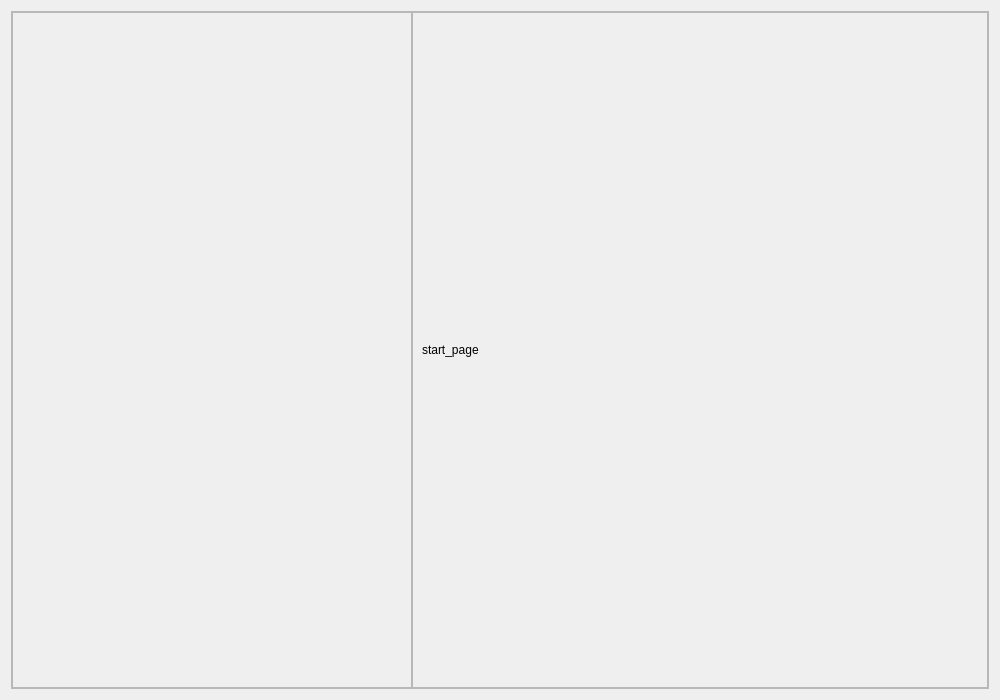
This is code/ui/start_page.ui in EON-DC/gwd_travel_planner as Qt 5 draws it before an edit. The edited form follows.
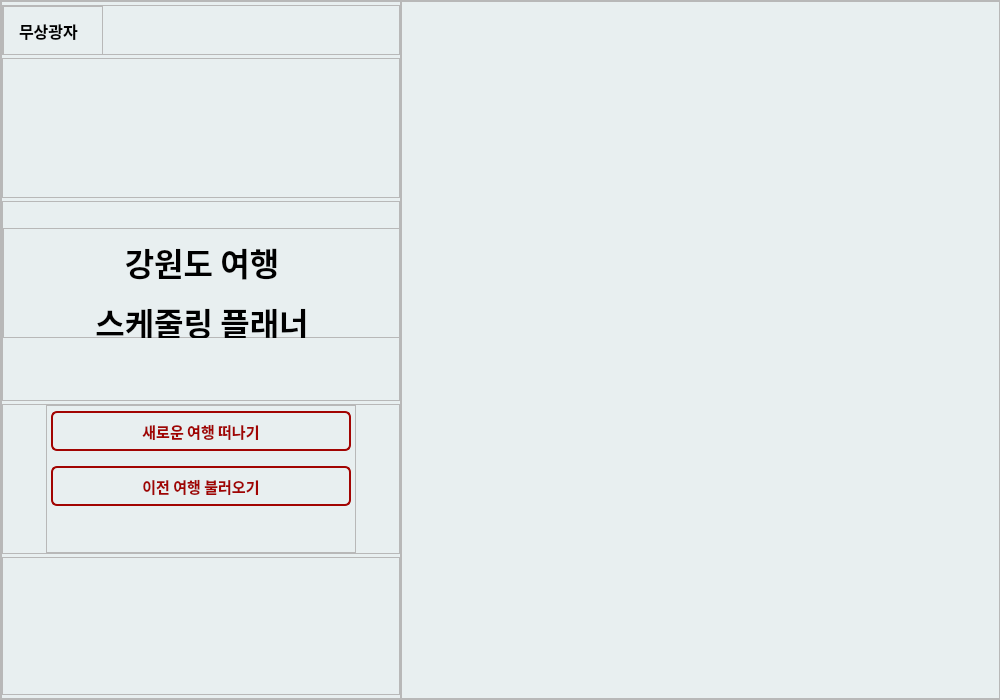
This is the edited form. Icons and pictures are not drawn.

```diff
--- a/code/ui/start_page.ui
+++ b/code/ui/start_page.ui
@@ -25,7 +25,36 @@
   <property name="windowTitle">
    <string>Form</string>
   </property>
+  <property name="styleSheet">
+   <string notr="true">#start_page {background-color: #e8eff0;}
+#btn_new_trip{
+border-radius: 6px;
+border: 2px solid #a20402;
+color: #a20402;
+}
+#btn_prev_trip{
+border-radius: 6px;
+border: 2px solid #a20402;
+color: #a20402;
+}
+</string>
+  </property>
   <layout class="QVBoxLayout" name="verticalLayout">
+   <property name="spacing">
+    <number>0</number>
+   </property>
+   <property name="leftMargin">
+    <number>0</number>
+   </property>
+   <property name="topMargin">
+    <number>0</number>
+   </property>
+   <property name="rightMargin">
+    <number>0</number>
+   </property>
+   <property name="bottomMargin">
+    <number>0</number>
+   </property>
    <item>
     <widget class="QFrame" name="frame">
      <property name="frameShape">
@@ -51,7 +80,7 @@
        <number>0</number>
       </property>
       <item>
-       <widget class="QFrame" name="frame_2">
+       <widget class="QFrame" name="left_frame">
         <property name="minimumSize">
          <size>
           <width>400</width>
@@ -70,13 +99,440 @@
         <property name="frameShadow">
          <enum>QFrame::Raised</enum>
         </property>
+        <layout class="QVBoxLayout" name="verticalLayout_2">
+         <property name="spacing">
+          <number>0</number>
+         </property>
+         <property name="leftMargin">
+          <number>0</number>
+         </property>
+         <property name="topMargin">
+          <number>0</number>
+         </property>
+         <property name="rightMargin">
+          <number>0</number>
+         </property>
+         <property name="bottomMargin">
+          <number>0</number>
+         </property>
+         <item>
+          <widget class="QFrame" name="logo_frame_1">
+           <property name="minimumSize">
+            <size>
+             <width>0</width>
+             <height>50</height>
+            </size>
+           </property>
+           <property name="maximumSize">
+            <size>
+             <width>16777215</width>
+             <height>50</height>
+            </size>
+           </property>
+           <property name="frameShape">
+            <enum>QFrame::StyledPanel</enum>
+           </property>
+           <property name="frameShadow">
+            <enum>QFrame::Raised</enum>
+           </property>
+           <layout class="QHBoxLayout" name="horizontalLayout_3">
+            <property name="spacing">
+             <number>0</number>
+            </property>
+            <property name="leftMargin">
+             <number>0</number>
+            </property>
+            <property name="topMargin">
+             <number>0</number>
+            </property>
+            <property name="rightMargin">
+             <number>0</number>
+            </property>
+            <property name="bottomMargin">
+             <number>0</number>
+            </property>
+            <item>
+             <widget class="QFrame" name="logo_frame_2">
+              <property name="minimumSize">
+               <size>
+                <width>100</width>
+                <height>50</height>
+               </size>
+              </property>
+              <property name="maximumSize">
+               <size>
+                <width>100</width>
+                <height>50</height>
+               </size>
+              </property>
+              <property name="frameShape">
+               <enum>QFrame::StyledPanel</enum>
+              </property>
+              <property name="frameShadow">
+               <enum>QFrame::Raised</enum>
+              </property>
+              <layout class="QHBoxLayout" name="horizontalLayout_5">
+               <property name="spacing">
+                <number>0</number>
+               </property>
+               <property name="leftMargin">
+                <number>15</number>
+               </property>
+               <property name="topMargin">
+                <number>0</number>
+               </property>
+               <property name="rightMargin">
+                <number>0</number>
+               </property>
+               <property name="bottomMargin">
+                <number>0</number>
+               </property>
+               <item>
+                <widget class="QLabel" name="logo">
+                 <property name="minimumSize">
+                  <size>
+                   <width>80</width>
+                   <height>0</height>
+                  </size>
+                 </property>
+                 <property name="font">
+                  <font>
+                   <family>G마켓 산스 TTF Bold</family>
+                   <pointsize>12</pointsize>
+                   <weight>75</weight>
+                   <bold>true</bold>
+                  </font>
+                 </property>
+                 <property name="text">
+                  <string>무상광자</string>
+                 </property>
+                </widget>
+               </item>
+              </layout>
+             </widget>
+            </item>
+            <item>
+             <spacer name="horizontalSpacer">
+              <property name="orientation">
+               <enum>Qt::Horizontal</enum>
+              </property>
+              <property name="sizeHint" stdset="0">
+               <size>
+                <width>293</width>
+                <height>20</height>
+               </size>
+              </property>
+             </spacer>
+            </item>
+           </layout>
+          </widget>
+         </item>
+         <item>
+          <widget class="QFrame" name="frame_1">
+           <property name="minimumSize">
+            <size>
+             <width>0</width>
+             <height>140</height>
+            </size>
+           </property>
+           <property name="maximumSize">
+            <size>
+             <width>16777215</width>
+             <height>140</height>
+            </size>
+           </property>
+           <property name="frameShape">
+            <enum>QFrame::StyledPanel</enum>
+           </property>
+           <property name="frameShadow">
+            <enum>QFrame::Raised</enum>
+           </property>
+          </widget>
+         </item>
+         <item>
+          <widget class="QFrame" name="name_frame_1">
+           <property name="minimumSize">
+            <size>
+             <width>0</width>
+             <height>200</height>
+            </size>
+           </property>
+           <property name="maximumSize">
+            <size>
+             <width>16777215</width>
+             <height>200</height>
+            </size>
+           </property>
+           <property name="frameShape">
+            <enum>QFrame::StyledPanel</enum>
+           </property>
+           <property name="frameShadow">
+            <enum>QFrame::Raised</enum>
+           </property>
+           <layout class="QVBoxLayout" name="verticalLayout_4">
+            <property name="spacing">
+             <number>0</number>
+            </property>
+            <property name="leftMargin">
+             <number>0</number>
+            </property>
+            <property name="topMargin">
+             <number>20</number>
+            </property>
+            <property name="rightMargin">
+             <number>0</number>
+            </property>
+            <property name="bottomMargin">
+             <number>55</number>
+            </property>
+            <item>
+             <widget class="QFrame" name="name_frame_2">
+              <property name="minimumSize">
+               <size>
+                <width>398</width>
+                <height>110</height>
+               </size>
+              </property>
+              <property name="maximumSize">
+               <size>
+                <width>398</width>
+                <height>110</height>
+               </size>
+              </property>
+              <property name="frameShape">
+               <enum>QFrame::StyledPanel</enum>
+              </property>
+              <property name="frameShadow">
+               <enum>QFrame::Raised</enum>
+              </property>
+              <layout class="QHBoxLayout" name="horizontalLayout_6">
+               <item>
+                <widget class="QLabel" name="gwd_planner_name">
+                 <property name="minimumSize">
+                  <size>
+                   <width>290</width>
+                   <height>100</height>
+                  </size>
+                 </property>
+                 <property name="maximumSize">
+                  <size>
+                   <width>290</width>
+                   <height>100</height>
+                  </size>
+                 </property>
+                 <property name="font">
+                  <font>
+                   <family>G마켓 산스 TTF Bold</family>
+                   <pointsize>24</pointsize>
+                   <weight>75</weight>
+                   <bold>true</bold>
+                  </font>
+                 </property>
+                 <property name="text">
+                  <string>&lt;html&gt;&lt;head/&gt;&lt;body&gt;&lt;p align=&quot;center&quot;&gt;강원도 여행&lt;/p&gt;&lt;p align=&quot;center&quot;&gt;스케줄링 플래너&lt;/p&gt;&lt;/body&gt;&lt;/html&gt;</string>
+                 </property>
+                </widget>
+               </item>
+              </layout>
+             </widget>
+            </item>
+           </layout>
+          </widget>
+         </item>
+         <item>
+          <widget class="QFrame" name="start_btn_frame_1">
+           <property name="minimumSize">
+            <size>
+             <width>0</width>
+             <height>150</height>
+            </size>
+           </property>
+           <property name="maximumSize">
+            <size>
+             <width>16777215</width>
+             <height>150</height>
+            </size>
+           </property>
+           <property name="frameShape">
+            <enum>QFrame::StyledPanel</enum>
+           </property>
+           <property name="frameShadow">
+            <enum>QFrame::Raised</enum>
+           </property>
+           <layout class="QHBoxLayout" name="horizontalLayout_4">
+            <property name="spacing">
+             <number>0</number>
+            </property>
+            <property name="leftMargin">
+             <number>0</number>
+            </property>
+            <property name="topMargin">
+             <number>0</number>
+            </property>
+            <property name="rightMargin">
+             <number>0</number>
+            </property>
+            <property name="bottomMargin">
+             <number>0</number>
+            </property>
+            <item>
+             <spacer name="horizontalSpacer_2">
+              <property name="orientation">
+               <enum>Qt::Horizontal</enum>
+              </property>
+              <property name="sizeHint" stdset="0">
+               <size>
+                <width>45</width>
+                <height>20</height>
+               </size>
+              </property>
+             </spacer>
+            </item>
+            <item>
+             <widget class="QFrame" name="start_btn_frame_2">
+              <property name="minimumSize">
+               <size>
+                <width>310</width>
+                <height>148</height>
+               </size>
+              </property>
+              <property name="maximumSize">
+               <size>
+                <width>310</width>
+                <height>148</height>
+               </size>
+              </property>
+              <property name="frameShape">
+               <enum>QFrame::StyledPanel</enum>
+              </property>
+              <property name="frameShadow">
+               <enum>QFrame::Raised</enum>
+              </property>
+              <layout class="QVBoxLayout" name="verticalLayout_3">
+               <property name="spacing">
+                <number>10</number>
+               </property>
+               <property name="leftMargin">
+                <number>4</number>
+               </property>
+               <property name="topMargin">
+                <number>0</number>
+               </property>
+               <property name="rightMargin">
+                <number>0</number>
+               </property>
+               <property name="bottomMargin">
+                <number>40</number>
+               </property>
+               <item>
+                <widget class="QPushButton" name="btn_new_trip">
+                 <property name="minimumSize">
+                  <size>
+                   <width>300</width>
+                   <height>40</height>
+                  </size>
+                 </property>
+                 <property name="maximumSize">
+                  <size>
+                   <width>300</width>
+                   <height>40</height>
+                  </size>
+                 </property>
+                 <property name="font">
+                  <font>
+                   <family>G마켓 산스 TTF Bold</family>
+                   <pointsize>11</pointsize>
+                   <weight>75</weight>
+                   <bold>true</bold>
+                  </font>
+                 </property>
+                 <property name="text">
+                  <string>새로운 여행 떠나기</string>
+                 </property>
+                </widget>
+               </item>
+               <item>
+                <widget class="QPushButton" name="btn_prev_trip">
+                 <property name="minimumSize">
+                  <size>
+                   <width>300</width>
+                   <height>40</height>
+                  </size>
+                 </property>
+                 <property name="maximumSize">
+                  <size>
+                   <width>300</width>
+                   <height>40</height>
+                  </size>
+                 </property>
+                 <property name="font">
+                  <font>
+                   <family>G마켓 산스 TTF Bold</family>
+                   <pointsize>11</pointsize>
+                   <weight>75</weight>
+                   <bold>true</bold>
+                  </font>
+                 </property>
+                 <property name="text">
+                  <string>이전 여행 불러오기</string>
+                 </property>
+                </widget>
+               </item>
+              </layout>
+             </widget>
+            </item>
+            <item>
+             <spacer name="horizontalSpacer_3">
+              <property name="orientation">
+               <enum>Qt::Horizontal</enum>
+              </property>
+              <property name="sizeHint" stdset="0">
+               <size>
+                <width>45</width>
+                <height>20</height>
+               </size>
+              </property>
+             </spacer>
+            </item>
+           </layout>
+          </widget>
+         </item>
+         <item>
+          <widget class="QFrame" name="frame_2">
+           <property name="minimumSize">
+            <size>
+             <width>0</width>
+             <height>138</height>
+            </size>
+           </property>
+           <property name="maximumSize">
+            <size>
+             <width>16777215</width>
+             <height>138</height>
+            </size>
+           </property>
+           <property name="frameShape">
+            <enum>QFrame::StyledPanel</enum>
+           </property>
+           <property name="frameShadow">
+            <enum>QFrame::Raised</enum>
+           </property>
+          </widget>
+         </item>
+        </layout>
        </widget>
       </item>
       <item>
-       <widget class="QFrame" name="frame_3">
+       <widget class="QFrame" name="right_frame">
+        <property name="minimumSize">
+         <size>
+          <width>600</width>
+          <height>0</height>
+         </size>
+        </property>
         <property name="maximumSize">
          <size>
-          <width>580</width>
+          <width>600</width>
           <height>16777215</height>
          </size>
         </property>
@@ -87,6 +543,21 @@
          <enum>QFrame::Raised</enum>
         </property>
         <layout class="QHBoxLayout" name="horizontalLayout_2">
+         <property name="spacing">
+          <number>0</number>
+         </property>
+         <property name="leftMargin">
+          <number>0</number>
+         </property>
+         <property name="topMargin">
+          <number>0</number>
+         </property>
+         <property name="rightMargin">
+          <number>0</number>
+         </property>
+         <property name="bottomMargin">
+          <number>0</number>
+         </property>
          <item>
           <widget class="QLabel" name="label">
            <property name="sizePolicy">
@@ -95,8 +566,23 @@
              <verstretch>0</verstretch>
             </sizepolicy>
            </property>
+           <property name="minimumSize">
+            <size>
+             <width>600</width>
+             <height>0</height>
+            </size>
+           </property>
+           <property name="maximumSize">
+            <size>
+             <width>600</width>
+             <height>16777215</height>
+            </size>
+           </property>
            <property name="text">
-            <string>start_page</string>
+            <string/>
+           </property>
+           <property name="pixmap">
+            <pixmap>../../image/gwd_img.png</pixmap>
            </property>
            <property name="scaledContents">
             <bool>true</bool>
```
Left out of the diff: 2 changed lines with no effect on the pictures.
